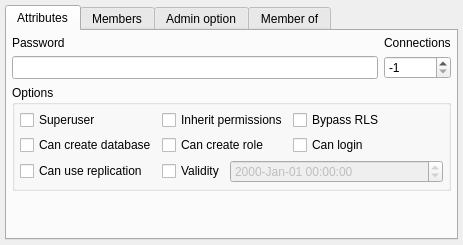
Before: the Qt Designer form libs/libgui/ui/dbobjects/rolewidget.ui in maniac787/pgmodeler, drawn with Qt 5.
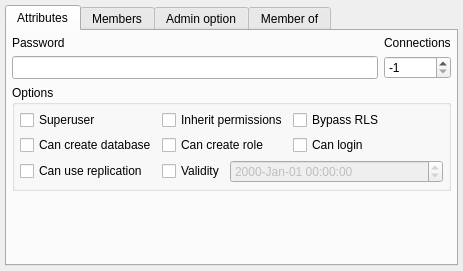
After: the same form once the commit is applied. Icons and pictures are not drawn.

Patch:
```diff
--- a/libs/libgui/ui/dbobjects/rolewidget.ui
+++ b/libs/libgui/ui/dbobjects/rolewidget.ui
@@ -7,7 +7,7 @@
     <x>0</x>
     <y>0</y>
     <width>463</width>
-    <height>245</height>
+    <height>271</height>
    </rect>
   </property>
   <property name="minimumSize">
@@ -312,7 +312,7 @@
        </item>
       </layout>
      </widget>
-     <widget class="QWidget" name="member_of_tab">
+     <widget class="QWidget" name="members_tab">
       <attribute name="title">
        <string>Members</string>
       </attribute>
@@ -322,7 +322,7 @@
        <string>Admin option</string>
       </attribute>
      </widget>
-     <widget class="QWidget" name="members_tab">
+     <widget class="QWidget" name="members_of_tab">
       <attribute name="title">
        <string>Member of</string>
       </attribute>
```
